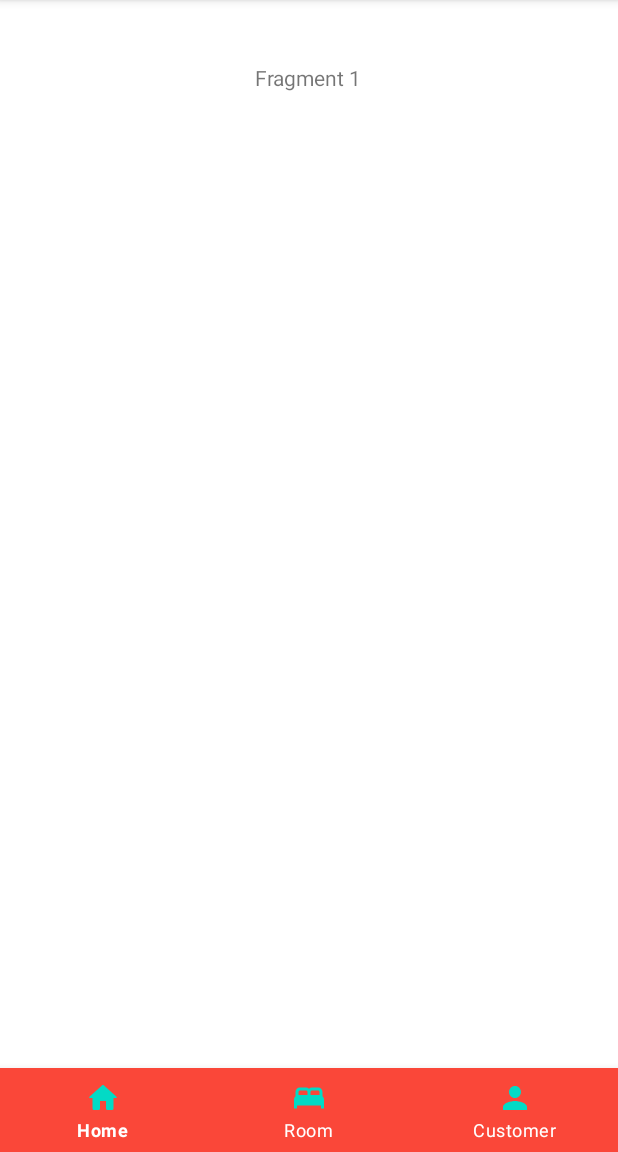
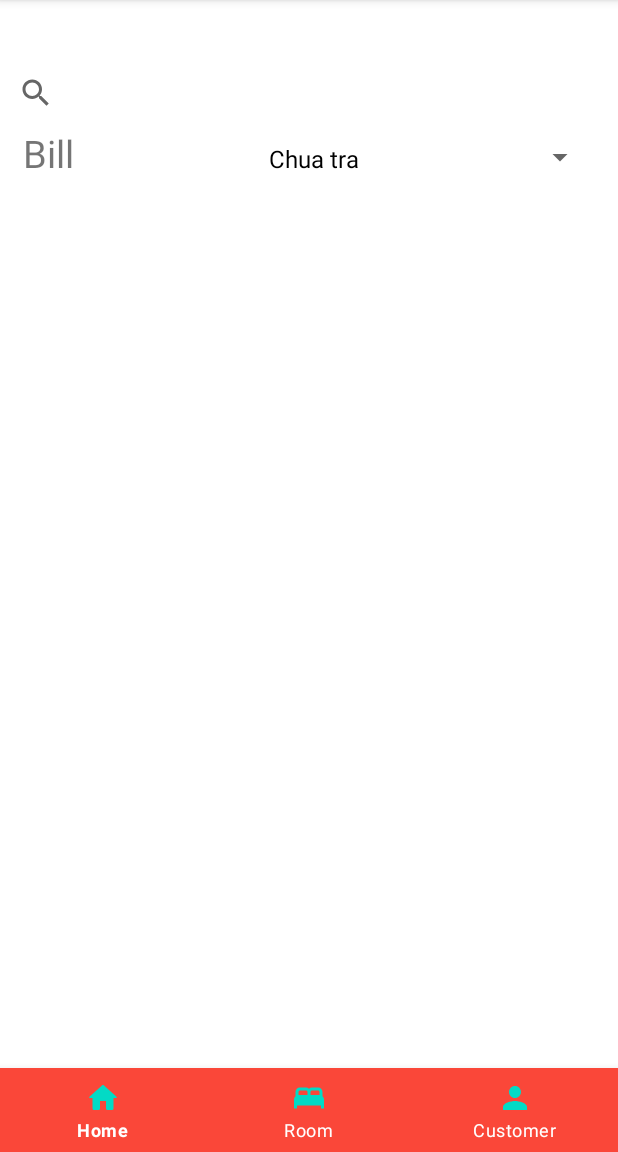
Before and after one commit to thinhnqhe150498/PRM391-HotelManagerApp, an Android app: the MainActivity screen opened directly, with no data from a screen before it, on a phone screen of 412 x 824 dp, the part 84-1236 px from its top. Run offline under Robolectric (Android 15) with nearby library versions, the phone set to English and light mode, and no system bars.

Commit message:
spinner for home fragment

```diff
--- /dev/null
+++ b/Final_Project/app/src/main/java/com/example/final_project/adapter/StatusSpinnerAdapter.java
@@ -0,0 +1,50 @@
+package com.example.final_project.adapter;
+
+import android.annotation.SuppressLint;
+import android.content.Context;
+import android.view.LayoutInflater;
+import android.view.View;
+import android.view.ViewGroup;
+import android.widget.ArrayAdapter;
+import android.widget.TextView;
+
+import androidx.annotation.NonNull;
+import androidx.annotation.Nullable;
+
+import com.example.final_project.R;
+import com.example.final_project.entity.RoomStatus;
+
+import java.util.List;
+
+public class StatusSpinnerAdapter extends ArrayAdapter<RoomStatus> {
+    public StatusSpinnerAdapter(@NonNull Context context, int resource, @NonNull List<RoomStatus> objects) {
+        super(context, resource, objects);
+    }
+
+    @SuppressLint("ViewHolder")
+    @NonNull
+    @Override
+    public View getView(int position, @Nullable View convertView, @NonNull ViewGroup parent) {
+        convertView = LayoutInflater.from(parent.getContext()).inflate(R.layout.item_status_spinner_selected, parent, false);
+        TextView tvStatusSelected = convertView.findViewById(R.id.tv_selected);
+
+        RoomStatus roomStatus = this.getItem(position);
+        if(roomStatus != null) {
+            tvStatusSelected.setText(roomStatus.statusName);
+        }
+        return convertView;
+//        return super.getView(position, convertView, parent);
+    }
+
+    @Override
+    public View getDropDownView(int position, @Nullable View convertView, @NonNull ViewGroup parent) {
+        convertView = LayoutInflater.from(parent.getContext()).inflate(R.layout.item_status_spinner, parent, false);
+        TextView tvStatus = convertView.findViewById(R.id.status_spinner);
+
+        RoomStatus roomStatus = this.getItem(position);
+        if(roomStatus != null) {
+            tvStatus.setText(roomStatus.statusName);
+        }
+        return convertView;
+    }
+}
--- a/Final_Project/app/src/main/java/com/example/final_project/adapter/ViewPagerAdapter.java
+++ b/Final_Project/app/src/main/java/com/example/final_project/adapter/ViewPagerAdapter.java
@@ -5,7 +5,7 @@ import androidx.fragment.app.Fragment;
 import androidx.fragment.app.FragmentManager;
 import androidx.fragment.app.FragmentStatePagerAdapter;
 
-import com.example.final_project.fragment.Fragment1;
+import com.example.final_project.fragment.BillFragment;
 import com.example.final_project.fragment.Fragment2;
 import com.example.final_project.fragment.Fragment3;
 
@@ -19,7 +19,7 @@ public class ViewPagerAdapter extends FragmentStatePagerAdapter {
     public Fragment getItem(int position) {
         switch (position) {
             case 0:
-                return new Fragment1();
+                return new BillFragment();
             case 1:
                 return new Fragment2();
             case 2:
--- /dev/null
+++ b/Final_Project/app/src/main/java/com/example/final_project/entity/RoomStatus.java
@@ -0,0 +1,15 @@
+package com.example.final_project.entity;
+
+public class RoomStatus {
+    public Long id;
+
+    public String statusName;
+
+    public RoomStatus() {
+    }
+
+    public RoomStatus(Long id, String statusName) {
+        this.id = id;
+        this.statusName = statusName;
+    }
+}
--- /dev/null
+++ b/Final_Project/app/src/main/java/com/example/final_project/fragment/BillFragment.java
@@ -0,0 +1,62 @@
+package com.example.final_project.fragment;
+
+import android.os.Bundle;
+import android.view.LayoutInflater;
+import android.view.View;
+import android.view.ViewGroup;
+import android.widget.AdapterView;
+import android.widget.Spinner;
+import android.widget.Toast;
+
+import androidx.annotation.NonNull;
+import androidx.annotation.Nullable;
+import androidx.fragment.app.Fragment;
+
+import com.example.final_project.R;
+import com.example.final_project.adapter.StatusSpinnerAdapter;
+import com.example.final_project.entity.RoomStatus;
+
+import java.util.ArrayList;
+import java.util.List;
+
+public class BillFragment extends Fragment {
+
+    private StatusSpinnerAdapter statusAdapter;
+
+    @Nullable
+    @Override
+    public View onCreateView(@NonNull LayoutInflater inflater, @Nullable ViewGroup container, @Nullable Bundle savedInstanceState) {
+        return inflater.inflate(R.layout.bill_fragment, container, false);
+    }
+
+    @Override
+    public void onViewCreated(@NonNull View view, @Nullable Bundle savedInstanceState) {
+        super.onViewCreated(view, savedInstanceState);
+
+        Spinner spnRoomStatus = view.findViewById(R.id.spinner_status_hd);
+        statusAdapter = new StatusSpinnerAdapter(view.getContext(), R.layout.item_status_spinner_selected, getListStatus());
+
+        spnRoomStatus.setAdapter(statusAdapter);
+
+        spnRoomStatus.setOnItemSelectedListener(new AdapterView.OnItemSelectedListener() {
+            @Override
+            public void onItemSelected(AdapterView<?> parent, View view, int position, long id) {
+                Toast.makeText(view.getContext(), statusAdapter.getItem(position).statusName, Toast.LENGTH_SHORT).show();
+            }
+
+            @Override
+            public void onNothingSelected(AdapterView<?> parent) {
+
+            }
+        });
+    }
+
+    private List<RoomStatus> getListStatus() {
+        //todo: Trả về list các status có trong db (tạm thời fix cứng data)
+        List<RoomStatus> roomStatuses = new ArrayList<>();
+        roomStatuses.add(new RoomStatus(1L, "Chua tra"));
+        roomStatuses.add(new RoomStatus(2L, "Da tra"));
+        roomStatuses.add(new RoomStatus(3L, "Chua nhan phong"));
+        return roomStatuses;
+    }
+}
--- a/Final_Project/app/src/main/java/com/example/final_project/fragment/Fragment1.java
+++ /dev/null
@@ -1,21 +0,0 @@
-package com.example.final_project.fragment;
-
-import android.os.Bundle;
-import android.view.LayoutInflater;
-import android.view.View;
-import android.view.ViewGroup;
-
-import androidx.annotation.NonNull;
-import androidx.annotation.Nullable;
-import androidx.fragment.app.Fragment;
-
-import com.example.final_project.R;
-
-public class Fragment1 extends Fragment {
-
-    @Nullable
-    @Override
-    public View onCreateView(@NonNull LayoutInflater inflater, @Nullable ViewGroup container, @Nullable Bundle savedInstanceState) {
-        return inflater.inflate(R.layout.fragment_1, container, false);
-    }
-}
--- /dev/null
+++ b/Final_Project/app/src/main/res/drawable/arrow_dropdown.xml
@@ -0,0 +1,5 @@
+<vector android:height="24dp" android:tint="#000000"
+    android:viewportHeight="24" android:viewportWidth="24"
+    android:width="24dp" xmlns:android="http://schemas.android.com/apk/res/android">
+    <path android:fillColor="@android:color/white" android:pathData="M7,10l5,5 5,-5z"/>
+</vector>
--- /dev/null
+++ b/Final_Project/app/src/main/res/layout/bill_fragment.xml
@@ -0,0 +1,46 @@
+<?xml version="1.0" encoding="utf-8"?>
+<LinearLayout xmlns:android="http://schemas.android.com/apk/res/android"
+    xmlns:tools="http://schemas.android.com/tools"
+    android:layout_width="match_parent"
+    android:layout_height="match_parent"
+    android:orientation="vertical">
+
+    <SearchView
+        android:id="@+id/search_view_bill"
+        android:layout_width="398dp"
+        android:layout_height="40dp"
+        tools:layout_editor_absoluteX="6dp"
+        tools:layout_editor_absoluteY="16dp" />
+
+    <LinearLayout
+        android:layout_width="match_parent"
+        android:layout_height="wrap_content">
+
+        <TextView
+            android:layout_width="wrap_content"
+            android:layout_height="wrap_content"
+            android:text="Bill"
+            android:textSize="25sp"
+            android:paddingEnd="120dp"
+            android:paddingStart="15dp"/>
+
+        <Spinner
+            android:id="@+id/spinner_status_hd"
+            android:layout_width="228dp"
+            android:layout_height="45dp"
+            android:layout_marginEnd="15dp"
+            android:gravity="center"/>
+    </LinearLayout>
+
+
+    <LinearLayout
+        android:layout_width="match_parent"
+        android:layout_height="match_parent">
+
+        <androidx.recyclerview.widget.RecyclerView
+            android:id="@+id/rcv_hoa_don"
+            android:layout_width="match_parent"
+            android:layout_height="match_parent" />
+    </LinearLayout>
+
+</LinearLayout>
--- a/Final_Project/app/src/main/res/layout/fragment_1.xml
+++ /dev/null
@@ -1,13 +0,0 @@
-<?xml version="1.0" encoding="utf-8"?>
-<RelativeLayout xmlns:android="http://schemas.android.com/apk/res/android"
-    android:layout_width="match_parent"
-    android:layout_height="match_parent">
-
-    <TextView
-        android:id="@+id/tv_1"
-        android:layout_width="wrap_content"
-        android:layout_height="wrap_content"
-        android:text="Fragment 1"
-        android:layout_centerHorizontal="true"
-        />
-</RelativeLayout>
--- /dev/null
+++ b/Final_Project/app/src/main/res/layout/item_status_spinner.xml
@@ -0,0 +1,19 @@
+<?xml version="1.0" encoding="utf-8"?>
+<LinearLayout xmlns:android="http://schemas.android.com/apk/res/android"
+    android:layout_width="match_parent"
+    android:layout_height="match_parent"
+    android:orientation="vertical">
+
+    <TextView
+        android:id="@+id/status_spinner"
+        android:layout_width="match_parent"
+        android:layout_height="40dp"
+        android:padding="10dp"
+        android:text="@string/app_name"
+        android:textSize="16sp" />
+
+    <View
+        android:layout_width="match_parent"
+        android:layout_height="0.5dp"
+        android:background="#4A4A4A"/>
+</LinearLayout>
--- /dev/null
+++ b/Final_Project/app/src/main/res/layout/item_status_spinner_selected.xml
@@ -0,0 +1,15 @@
+<?xml version="1.0" encoding="utf-8"?>
+<RelativeLayout xmlns:android="http://schemas.android.com/apk/res/android"
+    android:layout_width="match_parent"
+    android:layout_height="wrap_content">
+
+    <TextView
+        android:id="@+id/tv_selected"
+        android:layout_width="match_parent"
+        android:layout_height="40dp"
+        android:padding="10dp"
+        android:text="@string/app_name"
+        android:textColor="@color/black"
+        android:textSize="16sp"/>
+
+</RelativeLayout>
```
